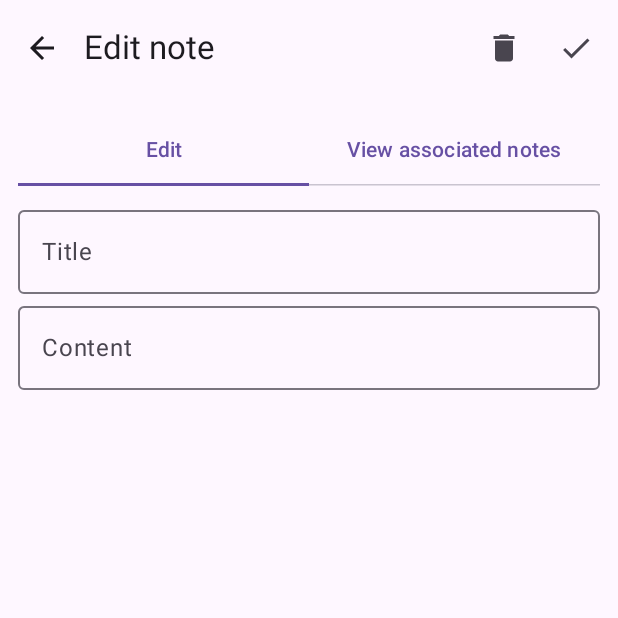
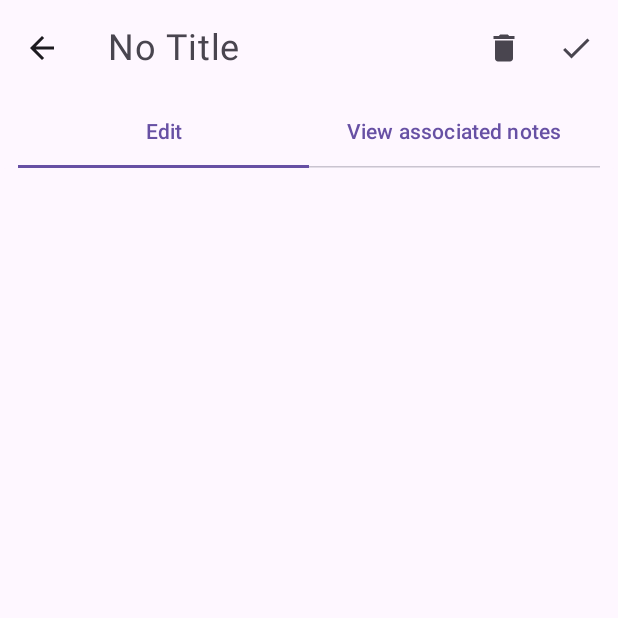
Before and after one commit to Huggets/mynotes, an Android app built with Jetpack Compose: the screen it shows after launch (MainActivity), after a tap on "Add a new note", on a phone screen of 412 x 824 dp, the top half of it. Run offline under Robolectric (Android 15) with nearby library versions, the light colour scheme and no system bars; our stand-ins replace Room's generated code, accompanist.

Commit message:
Change layout
The title is now directly showed and edited in the appbar.
The TextField backgrounds are transparent.

```diff
--- a/app/src/main/java/com/huggets/mynotes/ui/NoteEditing.kt
+++ b/app/src/main/java/com/huggets/mynotes/ui/NoteEditing.kt
@@ -18,11 +18,14 @@ import androidx.compose.material3.*
 import androidx.compose.runtime.*
 import androidx.compose.runtime.saveable.rememberSaveable
 import androidx.compose.ui.Alignment
+import androidx.compose.ui.ExperimentalComposeUiApi
 import androidx.compose.ui.Modifier
+import androidx.compose.ui.graphics.Color
 import androidx.compose.ui.platform.*
 import androidx.compose.ui.text.font.FontWeight
 import androidx.compose.ui.text.input.KeyboardCapitalization
 import androidx.compose.ui.unit.dp
+import androidx.compose.ui.unit.sp
 import androidx.navigation.NavHostController
 import com.huggets.mynotes.theme.*
 import java.util.*
@@ -127,13 +130,19 @@ fun NoteEditing(
         )
 
         Scaffold(
-            topBar = { AppBar(onDelete = onDelete, onSave = onSave, onBack = onBack) },
+            topBar = {
+                AppBar(
+                    onDelete = onDelete,
+                    onSave = onSave,
+                    onBack = onBack,
+                    title = title,
+                )
+            },
         ) { paddingValues ->
             Column(
                 Modifier
                     .padding(paddingValues)
                     .fillMaxWidth()
-                    .padding(Value.smallPadding)
             ) {
                 val index = rememberSaveable { mutableStateOf(0) }
 
@@ -156,6 +165,7 @@ fun NoteEditing(
                     editingVisibilityState = editingVisibilityState,
                     associationVisibilityState = associationVisibilityState,
                     swipeDuration = swipeDuration,
+                    modifier = Modifier.padding(Value.smallPadding, 0.dp),
                 )
 
                 Box {
@@ -164,8 +174,21 @@ fun NoteEditing(
                         enter = swipeInRightTransition,
                         exit = swipeOutLeftTransition,
                     ) {
-                        Editing(title, content)
+                        val colors = TextFieldDefaults.textFieldColors(
+                            containerColor = MaterialTheme.colorScheme.surface,
+                            focusedIndicatorColor = Color.Transparent,
+                            unfocusedIndicatorColor = Color.Transparent,
+                        )
+
+                        TextField(
+                            value = content.value,
+                            onValueChange = { content.value = it },
+                            colors = colors,
+                            keyboardOptions = KeyboardOptions(capitalization = KeyboardCapitalization.Sentences),
+                            modifier = Modifier.fillMaxSize(),
+                        )
                     }
+
                     this@Column.AnimatedVisibility(
                         visibleState = associationVisibilityState,
                         enter = swipeInLeftTransition,
@@ -185,6 +208,7 @@ fun NoteEditing(
                             associatedNotes = associatedNotes,
                             notes = appState.value.allNotes,
                             navigationController = navigationController,
+                            modifier = Modifier.padding(Value.smallPadding)
                         )
                     }
                 }
@@ -213,13 +237,13 @@ private fun Tab(
     index: MutableState<Int>,
     editingVisibilityState: MutableTransitionState<Boolean>,
     associationVisibilityState: MutableTransitionState<Boolean>,
-    swipeDuration: Int,
+    @Suppress("SameParameterValue") swipeDuration: Int,
     modifier: Modifier = Modifier,
 ) {
 
     TabRow(
         selectedTabIndex = index.value,
-        modifier = modifier.padding(0.dp, 0.dp, 0.dp, 8.dp),
+        modifier = modifier,
         indicator = { tabPositions ->
             val transition = updateTransition(index.value, label = "tabSwitch")
             val indicatorStart by transition.animateDp(
@@ -258,36 +282,6 @@ private fun Tab(
                 associationVisibilityState.targetState = true
             },
             text = { Text("View associated notes") })
-    }
-}
-
-@OptIn(ExperimentalMaterial3Api::class)
-@Composable
-private fun Editing(
-    title: MutableState<String>,
-    content: MutableState<String>,
-    modifier: Modifier = Modifier,
-) {
-    Column(modifier) {
-        OutlinedTextField(
-            value = title.value,
-            onValueChange = { title.value = it },
-            singleLine = true,
-            label = {
-                Text("Title")
-            },
-            keyboardOptions = KeyboardOptions(capitalization = KeyboardCapitalization.Sentences),
-            modifier = Modifier.fillMaxWidth(),
-        )
-        OutlinedTextField(
-            value = content.value,
-            onValueChange = { content.value = it },
-            label = {
-                Text("Content")
-            },
-            keyboardOptions = KeyboardOptions(capitalization = KeyboardCapitalization.Sentences),
-            modifier = Modifier.fillMaxWidth(),
-        )
     }
 }
 
@@ -366,16 +360,34 @@ private fun AssociatedNoteElement(
     }
 }
 
-@OptIn(ExperimentalMaterial3Api::class)
+@OptIn(ExperimentalMaterial3Api::class, ExperimentalComposeUiApi::class)
 @Composable
 private fun AppBar(
     onDelete: () -> Unit,
     onSave: () -> Unit,
     onBack: () -> Unit,
+    title: MutableState<String>,
     modifier: Modifier = Modifier,
 ) {
     TopAppBar(
-        title = { Text("Edit note") },
+        title = {
+            val colors = TextFieldDefaults.textFieldColors(
+                containerColor = MaterialTheme.colorScheme.surface,
+                focusedIndicatorColor = Color.Transparent,
+                unfocusedIndicatorColor = Color.Transparent,
+            )
+
+            TextField(
+                value = title.value,
+                onValueChange = { title.value = it },
+                singleLine = true,
+                colors = colors,
+                placeholder = {
+                    Text("No Title", fontSize = 24.sp)
+                },
+                keyboardOptions = KeyboardOptions(capitalization = KeyboardCapitalization.Sentences),
+            )
+        },
         actions = {
             IconButton(onClick = onDelete) {
                 Icon(Icons.Filled.Delete, "Delete note")
```
